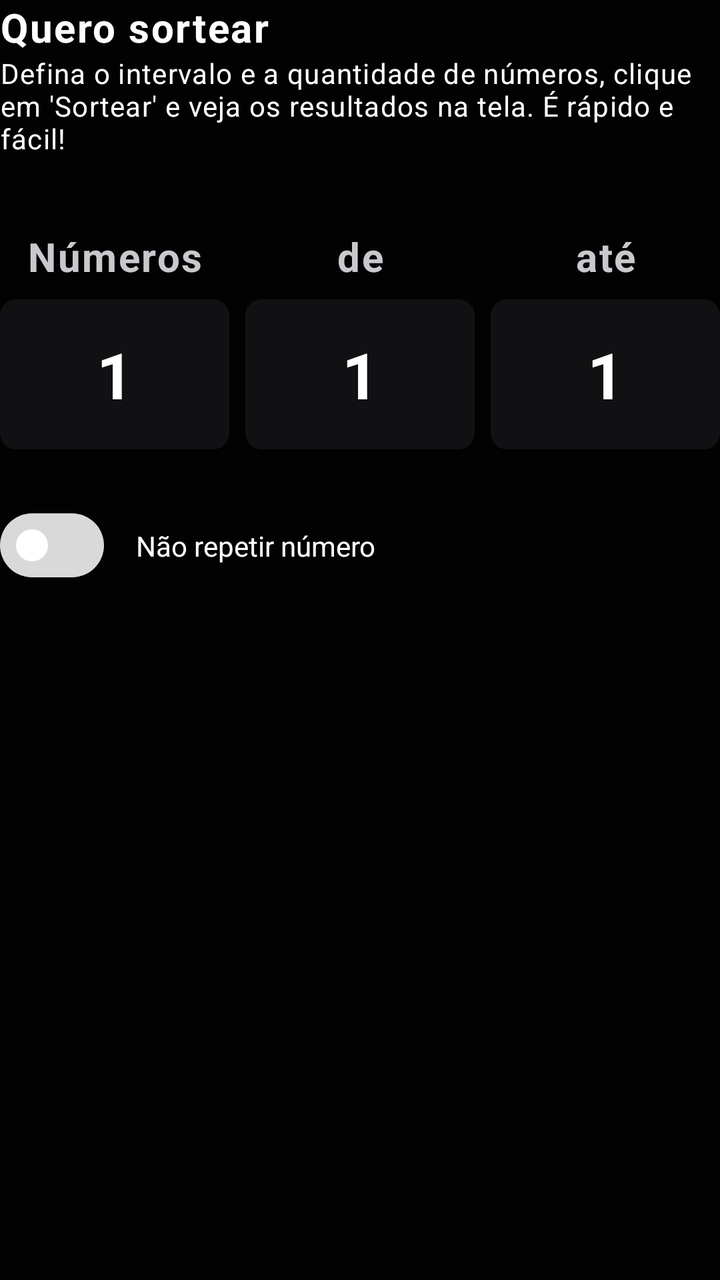
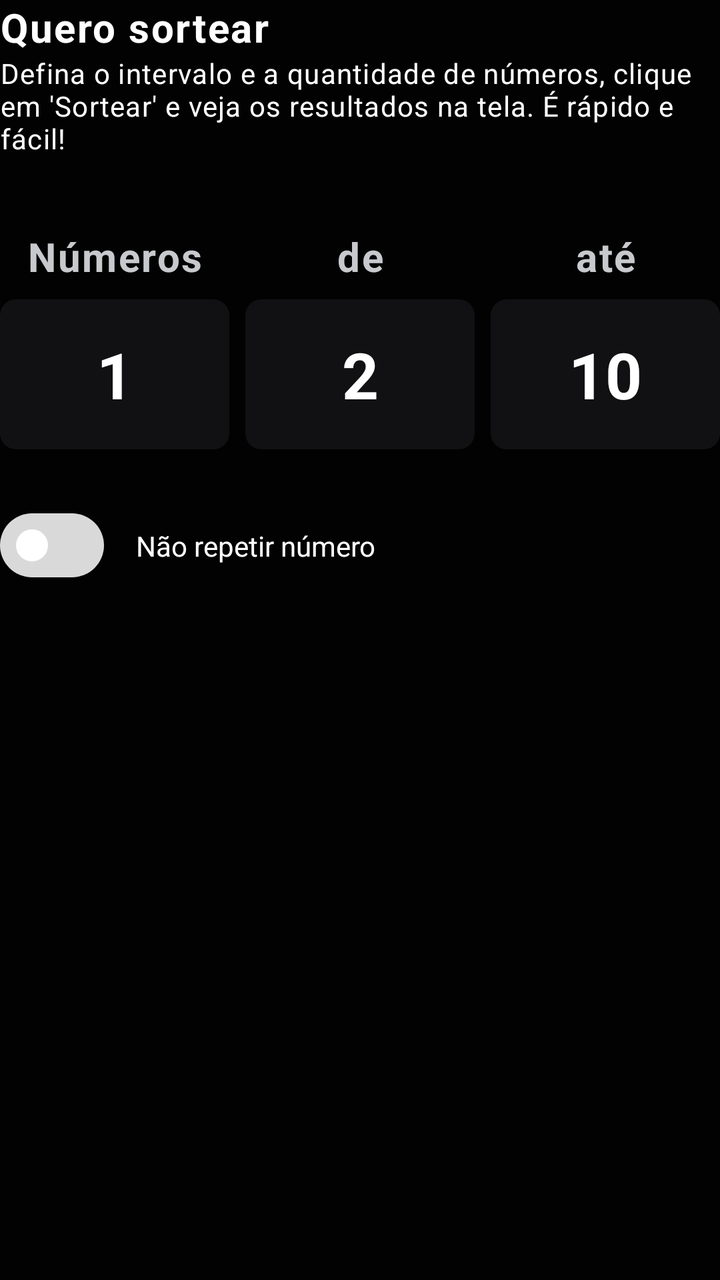

An Android layout rendered at two revisions. The XML below is the earlier revision; the diff shows what the commit changed to produce the second picture.
<!-- AndroidManifest.xml: application theme Theme.SorteadorDeNumeros -->
<!-- res/layout/fragment_configuracao_de_sorteio.xml -->
<?xml version="1.0" encoding="utf-8"?>
<androidx.constraintlayout.widget.ConstraintLayout xmlns:android="http://schemas.android.com/apk/res/android"
    xmlns:app="http://schemas.android.com/apk/res-auto"
    xmlns:tools="http://schemas.android.com/tools"
    android:layout_width="match_parent"
    android:layout_height="wrap_content"
    android:background="@color/background_primary"
    tools:context=".ConfiguracaoDeSorteioFragment">

    <TextView
        android:id="@+id/tvInfoTitle"
        android:layout_width="match_parent"
        android:layout_height="wrap_content"
        android:text="@string/quero_sortear"
        android:textAppearance="@style/TextAppearance.RobotoFlex.LabelMedium"
        app:layout_constraintEnd_toEndOf="parent"
        app:layout_constraintStart_toStartOf="parent"
        app:layout_constraintTop_toTopOf="parent" />

    <TextView
        android:id="@+id/tvInfoContent"
        android:layout_width="match_parent"
        android:layout_height="wrap_content"
        android:text="@string/descricao_sortear"
        android:textAppearance="@style/TextAppearance.RobotoFlex.ParagraphMedium"
        app:layout_constraintEnd_toEndOf="parent"
        app:layout_constraintStart_toStartOf="parent"
        app:layout_constraintTop_toBottomOf="@id/tvInfoTitle" />

    <LinearLayout
        android:id="@+id/main_container"
        android:layout_width="match_parent"
        android:layout_height="wrap_content"
        android:layout_marginTop="36dp"
        android:orientation="horizontal"
        android:weightSum="3"
        app:layout_constraintEnd_toEndOf="parent"
        app:layout_constraintStart_toStartOf="parent"
        app:layout_constraintTop_toBottomOf="@id/tvInfoContent">

        <LinearLayout
            android:layout_width="wrap_content"
            android:layout_height="wrap_content"
            android:layout_weight="1"
            android:orientation="vertical">

            <TextView
                android:layout_width="match_parent"
                android:layout_height="wrap_content"
                android:text="@string/numeros"
                android:textAlignment="center"
                android:textAppearance="@style/TextAppearance.RobotoFlex.LabelMedium"
                android:textColor="@color/content_secondary" />

            <Space
                android:layout_width="0dp"
                android:layout_height="8dp" />

            <EditText
                android:layout_width="match_parent"
                android:layout_height="wrap_content"
                android:background="@drawable/bg_edittext"
                android:inputType="number"
                android:padding="16dp"
                android:text="1"
                android:textAlignment="center"
                android:textAppearance="@style/TextAppearance.Sora.DisplaySmall"
                android:textColor="@android:color/white" />
        </LinearLayout>

        <Space
            android:layout_width="8dp"
            android:layout_height="0dp" />

        <LinearLayout
            android:layout_width="wrap_content"
            android:layout_height="wrap_content"
            android:layout_weight="1"
            android:orientation="vertical">

            <TextView
                android:layout_width="match_parent"
                android:layout_height="wrap_content"
                android:text="@string/de"
                android:textAlignment="center"
                android:textAppearance="@style/TextAppearance.RobotoFlex.LabelMedium"
                android:textColor="@color/content_secondary" />

            <Space
                android:layout_width="0dp"
                android:layout_height="8dp" />

            <EditText
                android:layout_width="match_parent"
                android:layout_height="wrap_content"
                android:background="@drawable/bg_edittext"
                android:inputType="number"
                android:padding="16dp"
                android:text="1"
                android:textAlignment="center"
                android:textAppearance="@style/TextAppearance.Sora.DisplaySmall"
                android:textColor="@android:color/white" />
        </LinearLayout>

        <Space
            android:layout_width="8dp"
            android:layout_height="0dp" />

        <LinearLayout
            android:layout_width="wrap_content"
            android:layout_height="wrap_content"
            android:layout_weight="1"
            android:orientation="vertical">

            <TextView
                android:layout_width="match_parent"
                android:layout_height="wrap_content"
                android:text="@string/at"
                android:textAlignment="center"
                android:textAppearance="@style/TextAppearance.RobotoFlex.LabelMedium"
                android:textColor="@color/content_secondary" />

            <Space
                android:layout_width="0dp"
                android:layout_height="8dp" />

            <EditText
                android:layout_width="match_parent"
                android:layout_height="wrap_content"
                android:background="@drawable/bg_edittext"
                android:inputType="number"
                android:padding="16dp"
                android:text="1"
                android:textAlignment="center"
                android:textAppearance="@style/TextAppearance.Sora.DisplaySmall"
                android:textColor="@android:color/white" />
        </LinearLayout>
    </LinearLayout>

    <com.google.android.material.materialswitch.MaterialSwitch
        android:id="@+id/swt_NotRepeatNumbers"
        android:layout_width="wrap_content"
        android:layout_height="wrap_content"
        android:layout_marginTop="24dp"
        app:layout_constraintStart_toStartOf="parent"
        app:layout_constraintTop_toBottomOf="@id/main_container"
        app:thumbTint="@android:color/white"
        app:trackDecorationTint="@android:color/transparent"
        app:trackTint="@color/content_tertiary" />

    <TextView
        android:layout_width="0dp"
        android:layout_height="wrap_content"
        android:layout_marginStart="16dp"
        android:text="@string/nao_repetir_numero"
        app:layout_constraintBottom_toBottomOf="@id/swt_NotRepeatNumbers"
        app:layout_constraintEnd_toEndOf="parent"
        app:layout_constraintStart_toEndOf="@id/swt_NotRepeatNumbers"
        app:layout_constraintTop_toTopOf="@id/swt_NotRepeatNumbers" />
</androidx.constraintlayout.widget.ConstraintLayout>
<!-- resources referenced by this layout -->
<resources>
  <color name="background_primary">#020202</color>
  <color name="content_secondary">#C7C9CC</color>
  <color name="content_tertiary">#D9D9D9</color>
  <!-- drawable bg_edittext (drawable) -->
  <?xml version="1.0" encoding="utf-8"?>
  <shape xmlns:android="http://schemas.android.com/apk/res/android"
      android:shape="rectangle">
      <solid android:color="@color/background_secondary" />
      <corners android:radius="8dp" />
  </shape>
  <string name="at">até</string>
  <string name="de">de</string>
  <string name="descricao_sortear">Defina o intervalo e a quantidade de números, clique em \'Sortear\' e veja os resultados na tela. É rápido e fácil!</string>
  <string name="nao_repetir_numero">Não repetir número</string>
  <string name="numeros">Números</string>
  <string name="quero_sortear">Quero sortear</string>
  <style name="TextAppearance.RobotoFlex.LabelMedium" parent="TextAppearance.Material3.LabelMedium">
          <item name="fontFamily">@font/roboto_flex</item>
          <item name="android:textSize">20sp</item>
          
          <item name="android:lineSpacingExtra">5sp</item>
          <item name="android:lineSpacingMultiplier">1.5</item>
          <item name="android:textStyle">bold</item>
      </style>
  <style name="TextAppearance.RobotoFlex.ParagraphMedium" parent="TextAppearance.MaterialComponents.Body1">
          <item name="fontFamily">@font/roboto_flex</item>
          <item name="android:textSize">14sp</item>
          
          <item name="android:lineSpacingExtra">3sp</item>
          <item name="android:lineSpacingMultiplier">1.5</item>
      </style>
  <style name="TextAppearance.Sora.DisplaySmall" parent="TextAppearance.Material3.DisplaySmall">
          <item name="fontFamily">@font/sora</item>
          <item name="android:textSize">32sp</item>
          
          <item name="android:lineSpacingExtra">3sp</item>
          <item name="android:lineSpacingMultiplier">1.3</item>
          <item name="android:textStyle">bold</item>
          <item name="android:textAllCaps">true</item>
      </style>
  <style name="Theme.SorteadorDeNumeros" parent="Base.Theme.SorteadorDeNumeros">
          <item name="android:textColor">@android:color/white</item>
      </style>
  <color name="background_secondary">#111012</color>
  <style name="Base.Theme.SorteadorDeNumeros" parent="Theme.Material3.DayNight.NoActionBar">
          
          
      </style>
</resources>

<!-- the commit's change to res/layout/fragment_configuracao_de_sorteio.xml (unified diff, before → after) -->
@@ -57,6 +57,7 @@
                 android:layout_height="8dp" />
 
             <EditText
+                android:id="@+id/etAmountNumbers"
                 android:layout_width="match_parent"
                 android:layout_height="wrap_content"
                 android:background="@drawable/bg_edittext"
@@ -91,12 +92,13 @@
                 android:layout_height="8dp" />
 
             <EditText
+                android:id="@+id/etInitialLimit"
                 android:layout_width="match_parent"
                 android:layout_height="wrap_content"
                 android:background="@drawable/bg_edittext"
                 android:inputType="number"
                 android:padding="16dp"
-                android:text="1"
+                android:text="2"
                 android:textAlignment="center"
                 android:textAppearance="@style/TextAppearance.Sora.DisplaySmall"
                 android:textColor="@android:color/white" />
@@ -125,12 +127,13 @@
                 android:layout_height="8dp" />
 
             <EditText
+                android:id="@+id/etFinalLimit"
                 android:layout_width="match_parent"
                 android:layout_height="wrap_content"
                 android:background="@drawable/bg_edittext"
                 android:inputType="number"
                 android:padding="16dp"
-                android:text="1"
+                android:text="10"
                 android:textAlignment="center"
                 android:textAppearance="@style/TextAppearance.Sora.DisplaySmall"
                 android:textColor="@android:color/white" />
